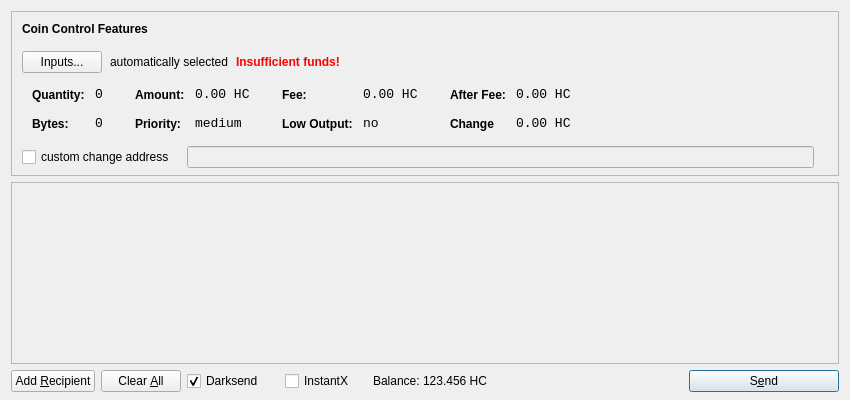
Above: src/qt/forms/sendcoinsdialog.ui from cbtc/anewcoin before the change. Below: the same form after it.
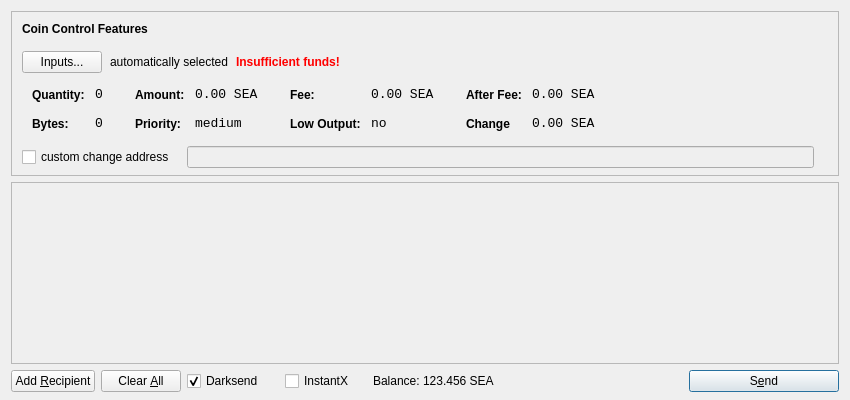
That is the form after the change. Icons and pictures are not drawn.

The edit to the form file:
```diff
--- a/src/qt/forms/sendcoinsdialog.ui
+++ b/src/qt/forms/sendcoinsdialog.ui
@@ -321,7 +321,7 @@
                   <enum>Qt::ActionsContextMenu</enum>
                  </property>
                  <property name="text">
-                  <string>0.00 HC</string>
+                  <string>0.00 SEA</string>
                  </property>
                  <property name="textInteractionFlags">
                   <set>Qt::LinksAccessibleByMouse|Qt::TextSelectableByKeyboard|Qt::TextSelectableByMouse</set>
@@ -407,7 +407,7 @@
                   <enum>Qt::ActionsContextMenu</enum>
                  </property>
                  <property name="text">
-                  <string>0.00 HC</string>
+                  <string>0.00 SEA</string>
                  </property>
                  <property name="textInteractionFlags">
                   <set>Qt::LinksAccessibleByMouse|Qt::TextSelectableByKeyboard|Qt::TextSelectableByMouse</set>
@@ -493,7 +493,7 @@
                   <enum>Qt::ActionsContextMenu</enum>
                  </property>
                  <property name="text">
-                  <string>0.00 HC</string>
+                  <string>0.00 SEA</string>
                  </property>
                  <property name="textInteractionFlags">
                   <set>Qt::LinksAccessibleByMouse|Qt::TextSelectableByKeyboard|Qt::TextSelectableByMouse</set>
@@ -525,7 +525,7 @@
                   <enum>Qt::ActionsContextMenu</enum>
                  </property>
                  <property name="text">
-                  <string>0.00 HC</string>
+                  <string>0.00 SEA</string>
                  </property>
                  <property name="textInteractionFlags">
                   <set>Qt::LinksAccessibleByMouse|Qt::TextSelectableByKeyboard|Qt::TextSelectableByMouse</set>
@@ -756,7 +756,7 @@
           <cursorShape>IBeamCursor</cursorShape>
          </property>
          <property name="text">
-          <string>123.456 HC</string>
+          <string>123.456 SEA</string>
          </property>
          <property name="textInteractionFlags">
           <set>Qt::LinksAccessibleByMouse|Qt::TextSelectableByKeyboard|Qt::TextSelectableByMouse</set>
```
